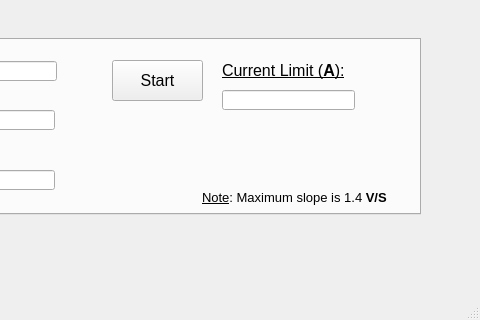
First picture: the form in agilentPowerSupply/controllerwindow.ui, repository jzane/Agilent-Power-Supply-Controller, before the edit; both pictures show x 220 to 700 and y 153 to 473 of the 700 by 473 pixel window.
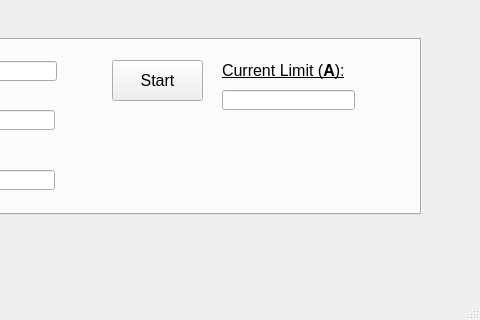
Second picture: the form after the edit. The open tabs and pages were chosen to show the change.

The edit to the form file:
```diff
--- a/agilentPowerSupply/controllerwindow.ui
+++ b/agilentPowerSupply/controllerwindow.ui
@@ -317,19 +317,6 @@
        <string>Start</string>
       </property>
      </widget>
-     <widget class="QLabel" name="label_13">
-      <property name="geometry">
-       <rect>
-        <x>410</x>
-        <y>150</y>
-        <width>201</width>
-        <height>16</height>
-       </rect>
-      </property>
-      <property name="text">
-       <string>&lt;html&gt;&lt;head/&gt;&lt;body&gt;&lt;p&gt;&lt;span style=&quot; font-size:10pt; text-decoration: underline;&quot;&gt;Note&lt;/span&gt;&lt;span style=&quot; font-size:10pt;&quot;&gt;: Maximum slope is 1.4 &lt;/span&gt;&lt;span style=&quot; font-size:10pt; font-weight:600;&quot;&gt;V/S&lt;/span&gt;&lt;/p&gt;&lt;/body&gt;&lt;/html&gt;</string>
-      </property>
-     </widget>
      <widget class="QLineEdit" name="lineEdit_7">
       <property name="geometry">
        <rect>
```
Left out of the diff: 2 changed lines with no effect on the pictures.
